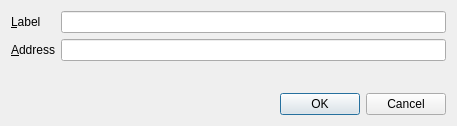
This is src/qt/forms/editaddressdialog.ui in bonpekao/bonpekao as Qt 5 draws it before an edit. The edited form follows.
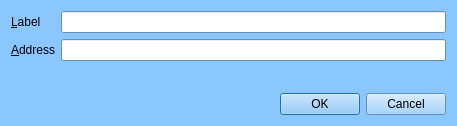
This is the edited form.

The edit to the form file:
```diff
--- a/src/qt/forms/editaddressdialog.ui
+++ b/src/qt/forms/editaddressdialog.ui
@@ -10,6 +10,421 @@
     <height>126</height>
    </rect>
   </property>
+  <property name="palette">
+   <palette>
+    <active>
+     <colorrole role="WindowText">
+      <brush brushstyle="SolidPattern">
+       <color alpha="255">
+        <red>0</red>
+        <green>0</green>
+        <blue>0</blue>
+       </color>
+      </brush>
+     </colorrole>
+     <colorrole role="Button">
+      <brush brushstyle="SolidPattern">
+       <color alpha="255">
+        <red>138</red>
+        <green>199</green>
+        <blue>255</blue>
+       </color>
+      </brush>
+     </colorrole>
+     <colorrole role="Light">
+      <brush brushstyle="SolidPattern">
+       <color alpha="255">
+        <red>255</red>
+        <green>255</green>
+        <blue>255</blue>
+       </color>
+      </brush>
+     </colorrole>
+     <colorrole role="Midlight">
+      <brush brushstyle="SolidPattern">
+       <color alpha="255">
+        <red>196</red>
+        <green>227</green>
+        <blue>255</blue>
+       </color>
+      </brush>
+     </colorrole>
+     <colorrole role="Dark">
+      <brush brushstyle="SolidPattern">
+       <color alpha="255">
+        <red>69</red>
+        <green>99</green>
+        <blue>127</blue>
+       </color>
+      </brush>
+     </colorrole>
+     <colorrole role="Mid">
+      <brush brushstyle="SolidPattern">
+       <color alpha="255">
+        <red>92</red>
+        <green>133</green>
+        <blue>170</blue>
+       </color>
+      </brush>
+     </colorrole>
+     <colorrole role="Text">
+      <brush brushstyle="SolidPattern">
+       <color alpha="255">
+        <red>0</red>
+        <green>0</green>
+        <blue>0</blue>
+       </color>
+      </brush>
+     </colorrole>
+     <colorrole role="BrightText">
+      <brush brushstyle="SolidPattern">
+       <color alpha="255">
+        <red>255</red>
+        <green>255</green>
+        <blue>255</blue>
+       </color>
+      </brush>
+     </colorrole>
+     <colorrole role="ButtonText">
+      <brush brushstyle="SolidPattern">
+       <color alpha="255">
+        <red>0</red>
+        <green>0</green>
+        <blue>0</blue>
+       </color>
+      </brush>
+     </colorrole>
+     <colorrole role="Base">
+      <brush brushstyle="SolidPattern">
+       <color alpha="255">
+        <red>255</red>
+        <green>255</green>
+        <blue>255</blue>
+       </color>
+      </brush>
+     </colorrole>
+     <colorrole role="Window">
+      <brush brushstyle="SolidPattern">
+       <color alpha="255">
+        <red>138</red>
+        <green>199</green>
+        <blue>255</blue>
+       </color>
+      </brush>
+     </colorrole>
+     <colorrole role="Shadow">
+      <brush brushstyle="SolidPattern">
+       <color alpha="255">
+        <red>0</red>
+        <green>0</green>
+        <blue>0</blue>
+       </color>
+      </brush>
+     </colorrole>
+     <colorrole role="AlternateBase">
+      <brush brushstyle="SolidPattern">
+       <color alpha="255">
+        <red>196</red>
+        <green>227</green>
+        <blue>255</blue>
+       </color>
+      </brush>
+     </colorrole>
+     <colorrole role="ToolTipBase">
+      <brush brushstyle="SolidPattern">
+       <color alpha="255">
+        <red>255</red>
+        <green>255</green>
+        <blue>220</blue>
+       </color>
+      </brush>
+     </colorrole>
+     <colorrole role="ToolTipText">
+      <brush brushstyle="SolidPattern">
+       <color alpha="255">
+        <red>0</red>
+        <green>0</green>
+        <blue>0</blue>
+       </color>
+      </brush>
+     </colorrole>
+    </active>
+    <inactive>
+     <colorrole role="WindowText">
+      <brush brushstyle="SolidPattern">
+       <color alpha="255">
+        <red>0</red>
+        <green>0</green>
+        <blue>0</blue>
+       </color>
+      </brush>
+     </colorrole>
+     <colorrole role="Button">
+      <brush brushstyle="SolidPattern">
+       <color alpha="255">
+        <red>138</red>
+        <green>199</green>
+        <blue>255</blue>
+       </color>
+      </brush>
+     </colorrole>
+     <colorrole role="Light">
+      <brush brushstyle="SolidPattern">
+       <color alpha="255">
+        <red>255</red>
+        <green>255</green>
+        <blue>255</blue>
+       </color>
+      </brush>
+     </colorrole>
+     <colorrole role="Midlight">
+      <brush brushstyle="SolidPattern">
+       <color alpha="255">
+        <red>196</red>
+        <green>227</green>
+        <blue>255</blue>
+       </color>
+      </brush>
+     </colorrole>
+     <colorrole role="Dark">
+      <brush brushstyle="SolidPattern">
+       <color alpha="255">
+        <red>69</red>
+        <green>99</green>
+        <blue>127</blue>
+       </color>
+      </brush>
+     </colorrole>
+     <colorrole role="Mid">
+      <brush brushstyle="SolidPattern">
+       <color alpha="255">
+        <red>92</red>
+        <green>133</green>
+        <blue>170</blue>
+       </color>
+      </brush>
+     </colorrole>
+     <colorrole role="Text">
+      <brush brushstyle="SolidPattern">
+       <color alpha="255">
+        <red>0</red>
+        <green>0</green>
+        <blue>0</blue>
+       </color>
+      </brush>
+     </colorrole>
+     <colorrole role="BrightText">
+      <brush brushstyle="SolidPattern">
+       <color alpha="255">
+        <red>255</red>
+        <green>255</green>
+        <blue>255</blue>
+       </color>
+      </brush>
+     </colorrole>
+     <colorrole role="ButtonText">
+      <brush brushstyle="SolidPattern">
+       <color alpha="255">
+        <red>0</red>
+        <green>0</green>
+        <blue>0</blue>
+       </color>
+      </brush>
+     </colorrole>
+     <colorrole role="Base">
+      <brush brushstyle="SolidPattern">
+       <color alpha="255">
+        <red>255</red>
+        <green>255</green>
+        <blue>255</blue>
+       </color>
+      </brush>
+     </colorrole>
+     <colorrole role="Window">
+      <brush brushstyle="SolidPattern">
+       <color alpha="255">
+        <red>138</red>
+        <green>199</green>
+        <blue>255</blue>
+       </color>
+      </brush>
+     </colorrole>
+     <colorrole role="Shadow">
+      <brush brushstyle="SolidPattern">
+       <color alpha="255">
+        <red>0</red>
+        <green>0</green>
+        <blue>0</blue>
+       </color>
+      </brush>
+     </colorrole>
+     <colorrole role="AlternateBase">
+      <brush brushstyle="SolidPattern">
+       <color alpha="255">
+        <red>196</red>
+        <green>227</green>
+        <blue>255</blue>
+       </color>
+      </brush>
+     </colorrole>
+     <colorrole role="ToolTipBase">
+      <brush brushstyle="SolidPattern">
+       <color alpha="255">
+        <red>255</red>
+        <green>255</green>
+        <blue>220</blue>
+       </color>
+      </brush>
+     </colorrole>
+     <colorrole role="ToolTipText">
+      <brush brushstyle="SolidPattern">
+       <color alpha="255">
+        <red>0</red>
+        <green>0</green>
+        <blue>0</blue>
+       </color>
+      </brush>
+     </colorrole>
+    </inactive>
+    <disabled>
+     <colorrole role="WindowText">
+      <brush brushstyle="SolidPattern">
+       <color alpha="255">
+        <red>69</red>
+        <green>99</green>
+        <blue>127</blue>
+       </color>
+      </brush>
+     </colorrole>
+     <colorrole role="Button">
+      <brush brushstyle="SolidPattern">
+       <color alpha="255">
+        <red>138</red>
+        <green>199</green>
+        <blue>255</blue>
+       </color>
+      </brush>
+     </colorrole>
+     <colorrole role="Light">
+      <brush brushstyle="SolidPattern">
+       <color alpha="255">
+        <red>255</red>
+        <green>255</green>
+        <blue>255</blue>
+       </color>
+      </brush>
+     </colorrole>
+     <colorrole role="Midlight">
+      <brush brushstyle="SolidPattern">
+       <color alpha="255">
+        <red>196</red>
+        <green>227</green>
+        <blue>255</blue>
+       </color>
+      </brush>
+     </colorrole>
+     <colorrole role="Dark">
+      <brush brushstyle="SolidPattern">
+       <color alpha="255">
+        <red>69</red>
+        <green>99</green>
+        <blue>127</blue>
+       </color>
+      </brush>
+     </colorrole>
+     <colorrole role="Mid">
+      <brush brushstyle="SolidPattern">
+       <color alpha="255">
+        <red>92</red>
+        <green>133</green>
+        <blue>170</blue>
+       </color>
+      </brush>
+     </colorrole>
+     <colorrole role="Text">
+      <brush brushstyle="SolidPattern">
+       <color alpha="255">
+        <red>69</red>
+        <green>99</green>
+        <blue>127</blue>
+       </color>
+      </brush>
+     </colorrole>
+     <colorrole role="BrightText">
+      <brush brushstyle="SolidPattern">
+       <color alpha="255">
+        <red>255</red>
+        <green>255</green>
+        <blue>255</blue>
+       </color>
+      </brush>
+     </colorrole>
+     <colorrole role="ButtonText">
+      <brush brushstyle="SolidPattern">
+       <color alpha="255">
+        <red>69</red>
+        <green>99</green>
+        <blue>127</blue>
+       </color>
+      </brush>
+     </colorrole>
+     <colorrole role="Base">
+      <brush brushstyle="SolidPattern">
+       <color alpha="255">
+        <red>138</red>
+        <green>199</green>
+        <blue>255</blue>
+       </color>
+      </brush>
+     </colorrole>
+     <colorrole role="Window">
+      <brush brushstyle="SolidPattern">
+       <color alpha="255">
+        <red>138</red>
+        <green>199</green>
+        <blue>255</blue>
+       </color>
+      </brush>
+     </colorrole>
+     <colorrole role="Shadow">
+      <brush brushstyle="SolidPattern">
+       <color alpha="255">
+        <red>0</red>
+        <green>0</green>
+        <blue>0</blue>
+       </color>
+      </brush>
+     </colorrole>
+     <colorrole role="AlternateBase">
+      <brush brushstyle="SolidPattern">
+       <color alpha="255">
+        <red>138</red>
+        <green>199</green>
+        <blue>255</blue>
+       </color>
+      </brush>
+     </colorrole>
+     <colorrole role="ToolTipBase">
+      <brush brushstyle="SolidPattern">
+       <color alpha="255">
+        <red>255</red>
+        <green>255</green>
+        <blue>220</blue>
+       </color>
+      </brush>
+     </colorrole>
+     <colorrole role="ToolTipText">
+      <brush brushstyle="SolidPattern">
+       <color alpha="255">
+        <red>0</red>
+        <green>0</green>
+        <blue>0</blue>
+       </color>
+      </brush>
+     </colorrole>
+    </disabled>
+   </palette>
+  </property>
   <property name="windowTitle">
    <string>Edit Address</string>
   </property>
```
